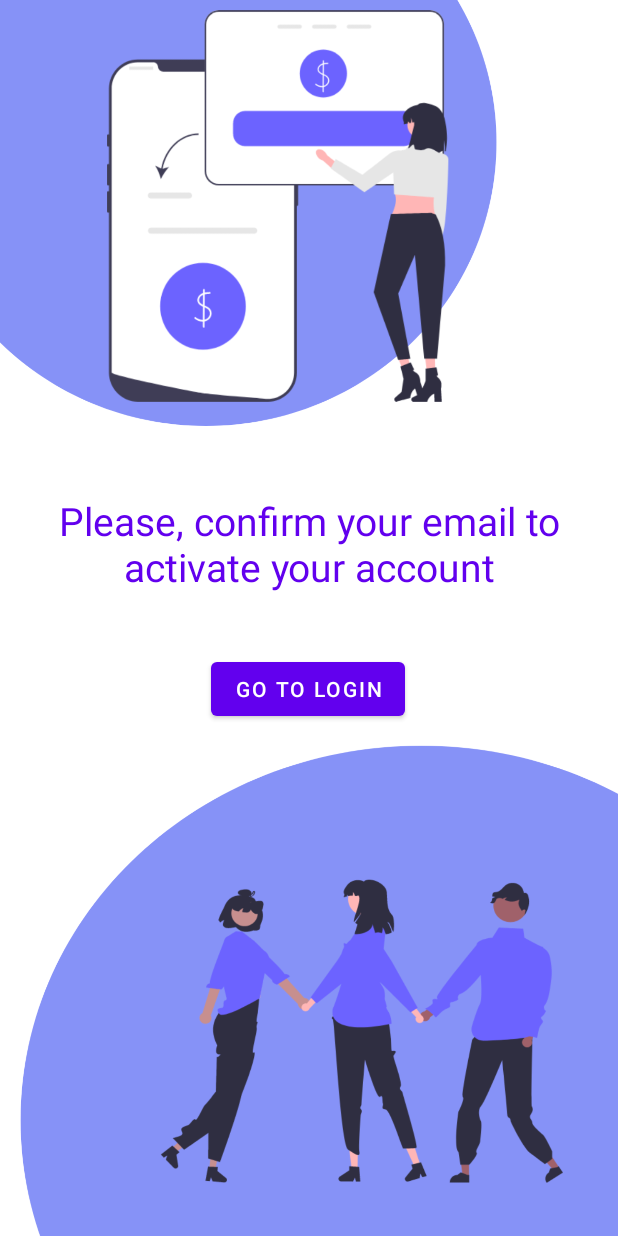
After one commit to bohpob/teamProject-FIT, an Android app: the ConfirmEmailInfoActivity screen opened directly, with no data from a screen before it, on a phone screen of 412 x 824 dp. The commit adds this screen. Run offline under Robolectric (Android 15) with nearby library versions, the phone set to English and light mode, and no system bars.

Commit message:
Finished: Sending confirmation emails

```diff
--- /dev/null
+++ b/application/src/main/java/cz/cvut/fit/sp/chipin/application/ConfirmEmailInfoActivity.java
@@ -0,0 +1,45 @@
+package cz.cvut.fit.sp.chipin.application;
+
+import android.content.Intent;
+import android.os.Bundle;
+import android.os.Handler;
+import android.widget.Button;
+import android.widget.Toast;
+import androidx.appcompat.app.AppCompatActivity;
+
+public class ConfirmEmailInfoActivity extends AppCompatActivity {
+
+    Button button;
+
+    private boolean isBackPressed = false;
+
+    @Override
+    protected void onCreate(Bundle savedInstanceState) {
+        super.onCreate(savedInstanceState);
+        setContentView(R.layout.activity_confirm_email_info);
+
+        button = findViewById(R.id.go_to_login_btn);
+
+        button.setOnClickListener(v -> {
+            Intent intent = new Intent(ConfirmEmailInfoActivity.this, LoginActivity.class);
+            startActivity(intent);
+            finish();
+        });
+
+    }
+
+    @Override
+    public void onBackPressed() {
+        if (isBackPressed) {
+            super.onBackPressed();
+            return;
+        }
+
+        Toast.makeText(ConfirmEmailInfoActivity.this, "Click again to exit", Toast.LENGTH_SHORT).show();
+        isBackPressed = true;
+
+        new Handler().postDelayed(() -> isBackPressed = false, 2000);
+
+    }
+
+}
--- a/application/src/main/java/cz/cvut/fit/sp/chipin/application/LoginResponse.java
+++ b/application/src/main/java/cz/cvut/fit/sp/chipin/application/LoginResponse.java
@@ -4,6 +4,8 @@ public class LoginResponse {
     private String id;
     private String name;
     private String email;
+
+    private boolean enabled;
 
     public String getId() {
         return id;
@@ -28,4 +30,8 @@ public class LoginResponse {
     public void setEmail(String email) {
         this.email = email;
     }
+
+    public boolean isEnabled() {
+        return enabled;
+    }
 }
--- a/application/src/main/java/cz/cvut/fit/sp/chipin/application/ServiceGenerator.java
+++ b/application/src/main/java/cz/cvut/fit/sp/chipin/application/ServiceGenerator.java
@@ -1,6 +1,7 @@
 package cz.cvut.fit.sp.chipin.application;
 
 import android.text.TextUtils;
+import com.google.gson.GsonBuilder;
 import okhttp3.Credentials;
 import okhttp3.OkHttpClient;
 import retrofit2.Retrofit;
@@ -8,14 +9,14 @@ import retrofit2.converter.gson.GsonConverterFactory;
 
 public class ServiceGenerator {
 
-    public static final String API_BASE_URL = "https://928e-2001-718-7-204-6805-603d-391d-4004.eu.ngrok.io/api/v1/";
+    public static final String API_BASE_URL = "https://4d5d-195-113-65-21.eu.ngrok.io/api/v1/";
 
     private static final OkHttpClient.Builder httpClient = new OkHttpClient.Builder();
 
     private static final Retrofit.Builder builder =
             new Retrofit.Builder()
                     .baseUrl(API_BASE_URL)
-                    .addConverterFactory(GsonConverterFactory.create());
+                    .addConverterFactory(GsonConverterFactory.create(new GsonBuilder().setLenient().create()));
 
     private static Retrofit retrofit = builder.build();
 
--- /dev/null
+++ b/application/src/main/res/layout/activity_confirm_email_info.xml
@@ -0,0 +1,34 @@
+<?xml version="1.0" encoding="utf-8"?>
+<androidx.constraintlayout.widget.ConstraintLayout
+        xmlns:android="http://schemas.android.com/apk/res/android"
+        xmlns:app="http://schemas.android.com/apk/res-auto"
+        android:layout_width="match_parent"
+        android:layout_height="match_parent"
+        android:background="@drawable/main_background">
+
+    <TextView
+            android:layout_width="wrap_content"
+            android:layout_height="wrap_content"
+            android:text="@string/confirm_email_text"
+            android:textAlignment="center"
+            android:layout_marginBottom="100dp"
+            android:textSize="26sp"
+            android:textColor="@color/purple_500"
+            app:layout_constraintTop_toTopOf="parent"
+            app:layout_constraintBottom_toBottomOf="parent"
+            app:layout_constraintStart_toStartOf="parent"
+            app:layout_constraintEnd_toEndOf="parent"
+            android:id="@+id/textView"/>
+
+    <Button
+            android:id="@+id/go_to_login_btn"
+            android:layout_width="wrap_content"
+            android:layout_height="wrap_content"
+            app:layout_constraintTop_toBottomOf="@+id/textView"
+            app:layout_constraintStart_toStartOf="parent"
+            app:layout_constraintEnd_toEndOf="parent"
+            android:layout_marginTop="40dp"
+            app:layout_constraintHorizontal_bias="0.498"
+            android:text="Go to Login"/>
+
+</androidx.constraintlayout.widget.ConstraintLayout>
--- a/application/src/main/res/values/strings.xml
+++ b/application/src/main/res/values/strings.xml
@@ -8,4 +8,5 @@
     <string name="sign_up_button_text">Sign Up</string>
     <string name="repeat_password_hint">Repeat Password</string>
     <string name="sign_up_text">Sign Up</string>
+    <string name="confirm_email_text">Please, confirm your email to activate your account</string>
 </resources>
--- a/src/main/java/cz/cvut/fit/sp/chipin/authentication/email/EmailSender.java
+++ b/src/main/java/cz/cvut/fit/sp/chipin/authentication/email/EmailSender.java
@@ -1,5 +1,5 @@
 package cz.cvut.fit.sp.chipin.authentication.email;
 
 public interface EmailSender {
-    void send(String to, String email);
+    void sendConfirmation(String to, String name, String token);
 }
--- a/src/main/java/cz/cvut/fit/sp/chipin/authentication/email/token/ConfirmationTokenRepository.java
+++ b/src/main/java/cz/cvut/fit/sp/chipin/authentication/email/token/ConfirmationTokenRepository.java
@@ -3,6 +3,7 @@ package cz.cvut.fit.sp.chipin.authentication.email.token;
 import org.springframework.data.jpa.repository.JpaRepository;
 import org.springframework.stereotype.Repository;
 
+import java.util.List;
 import java.util.Optional;
 
 @Repository
@@ -10,4 +11,5 @@ public interface ConfirmationTokenRepository extends JpaRepository<ConfirmationT
 
     Optional<ConfirmationToken> findByToken(String token);
 
+    List<ConfirmationToken> findAllByUserId(Long id);
 }
--- a/src/main/java/cz/cvut/fit/sp/chipin/authentication/email/token/ConfirmationTokenService.java
+++ b/src/main/java/cz/cvut/fit/sp/chipin/authentication/email/token/ConfirmationTokenService.java
@@ -4,6 +4,7 @@ import lombok.AllArgsConstructor;
 import org.springframework.stereotype.Service;
 
 import java.time.LocalDateTime;
+import java.util.List;
 import java.util.Optional;
 
 @Service
@@ -28,4 +29,8 @@ public class ConfirmationTokenService {
         confirmationToken.setConfirmedAt(LocalDateTime.now());
         confirmationTokenRepository.save(confirmationToken);
     }
+
+    public List<ConfirmationToken> getAllTokensByUserId(Long id) {
+        return confirmationTokenRepository.findAllByUserId(id);
+    }
 }
--- a/src/main/java/cz/cvut/fit/sp/chipin/authentication/login/LoginResponse.java
+++ b/src/main/java/cz/cvut/fit/sp/chipin/authentication/login/LoginResponse.java
@@ -11,4 +11,5 @@ public class LoginResponse {
     private Long id;
     private String name;
     private String email;
+    private boolean enabled;
 }
```
Also changed, not shown: application/src/main/AndroidManifest.xml (+9 -0 lines), application/src/main/java/cz/cvut/fit/sp/chipin/application/LoginTabFragment.java (+10 -4 lines), application/src/main/java/cz/cvut/fit/sp/chipin/application/SignUpTabFragment.java (+5 -2 lines), src/main/java/cz/cvut/fit/sp/chipin/authentication/email/EmailService.java (+79 -7 lines), src/main/java/cz/cvut/fit/sp/chipin/authentication/login/LoginService.java (+32 -2 lines), src/main/java/cz/cvut/fit/sp/chipin/authentication/registration/RegistrationService.java (+11 -77 lines), src/main/java/cz/cvut/fit/sp/chipin/authentication/user/UserService.java (+8 -1 lines), src/main/resources/application.properties (+10 -9 lines).
